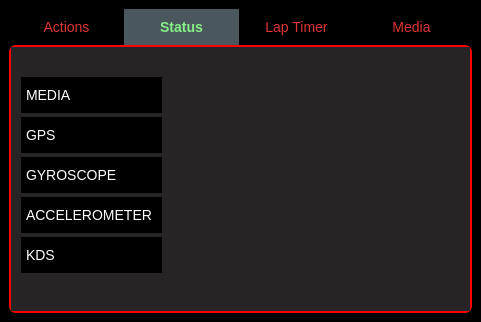
Qt form zx6r_qt/mainwindow.ui (javirugo/telemetry) before a commit.
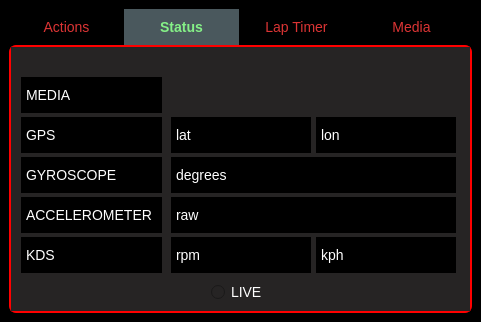
The same form after that commit. The open tabs and pages were chosen to show the change.

Commit message: Advanced on QT GUI: enabled video+audio recording, added thread for reading arduino's kds and gyroscope and a thread for gps. Also advanced on status tab: added realtime display of metrics

Patch:
```diff
--- a/zx6r_qt/mainwindow.ui
+++ b/zx6r_qt/mainwindow.ui
@@ -161,6 +161,97 @@
          <string>KDS</string>
         </property>
        </widget>
+       <widget class="QLabel" name="labelStatus_lat">
+        <property name="geometry">
+         <rect>
+          <x>160</x>
+          <y>70</y>
+          <width>140</width>
+          <height>36</height>
+         </rect>
+        </property>
+        <property name="text">
+         <string>lat</string>
+        </property>
+       </widget>
+       <widget class="QLabel" name="labelStatus_lon">
+        <property name="geometry">
+         <rect>
+          <x>305</x>
+          <y>70</y>
+          <width>140</width>
+          <height>36</height>
+         </rect>
+        </property>
+        <property name="text">
+         <string>lon</string>
+        </property>
+       </widget>
+       <widget class="QLabel" name="labelStatus_gyros">
+        <property name="geometry">
+         <rect>
+          <x>160</x>
+          <y>110</y>
+          <width>285</width>
+          <height>36</height>
+         </rect>
+        </property>
+        <property name="text">
+         <string>degrees</string>
+        </property>
+       </widget>
+       <widget class="QLabel" name="labelStatus_accelerometer">
+        <property name="geometry">
+         <rect>
+          <x>160</x>
+          <y>150</y>
+          <width>285</width>
+          <height>36</height>
+         </rect>
+        </property>
+        <property name="text">
+         <string>raw</string>
+        </property>
+       </widget>
+       <widget class="QLabel" name="labelStatus_rpm">
+        <property name="geometry">
+         <rect>
+          <x>160</x>
+          <y>190</y>
+          <width>140</width>
+          <height>36</height>
+         </rect>
+        </property>
+        <property name="text">
+         <string>rpm</string>
+        </property>
+       </widget>
+       <widget class="QLabel" name="labelStatus_kph">
+        <property name="geometry">
+         <rect>
+          <x>305</x>
+          <y>190</y>
+          <width>140</width>
+          <height>36</height>
+         </rect>
+        </property>
+        <property name="text">
+         <string>kph</string>
+        </property>
+       </widget>
+       <widget class="QRadioButton" name="radioLiveStatus">
+        <property name="geometry">
+         <rect>
+          <x>200</x>
+          <y>235</y>
+          <width>61</width>
+          <height>20</height>
+         </rect>
+        </property>
+        <property name="text">
+         <string>LIVE</string>
+        </property>
+       </widget>
       </widget>
       <widget class="QWidget" name="tabTiming">
        <attribute name="title">
```
Left out of the diff: 27 changed lines with no effect on the pictures. The commit also changes 3 other files.
